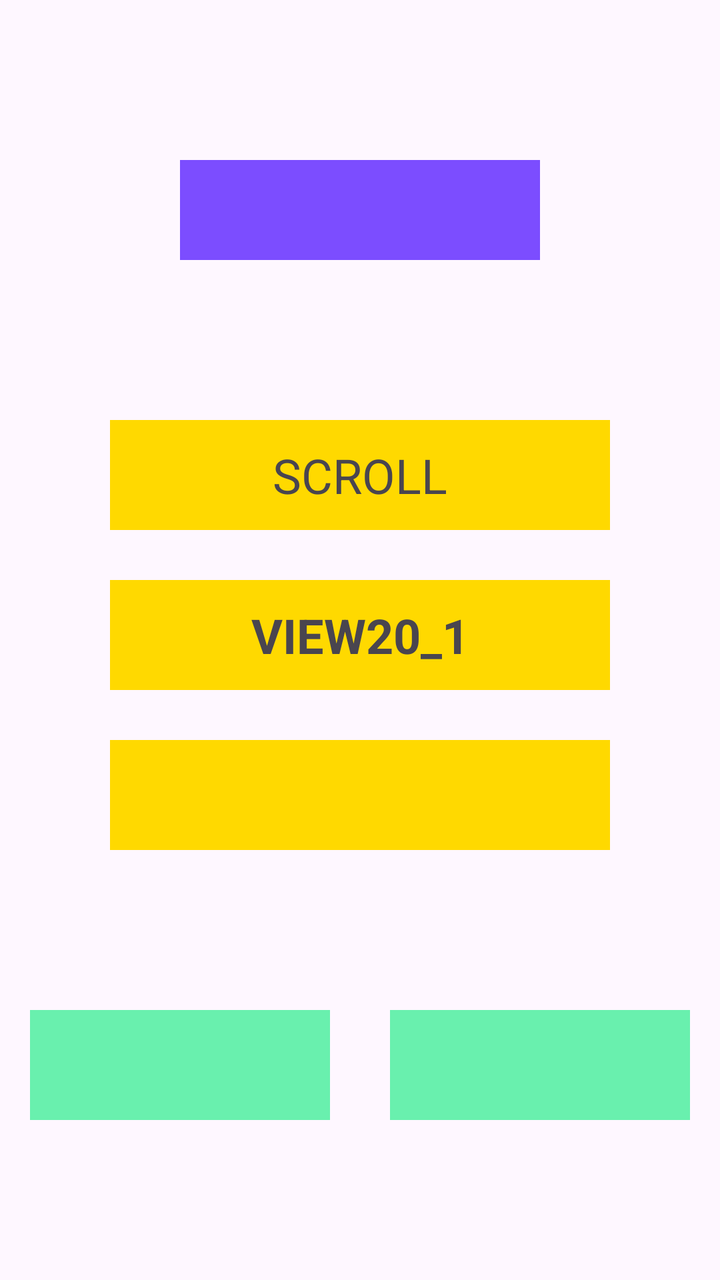
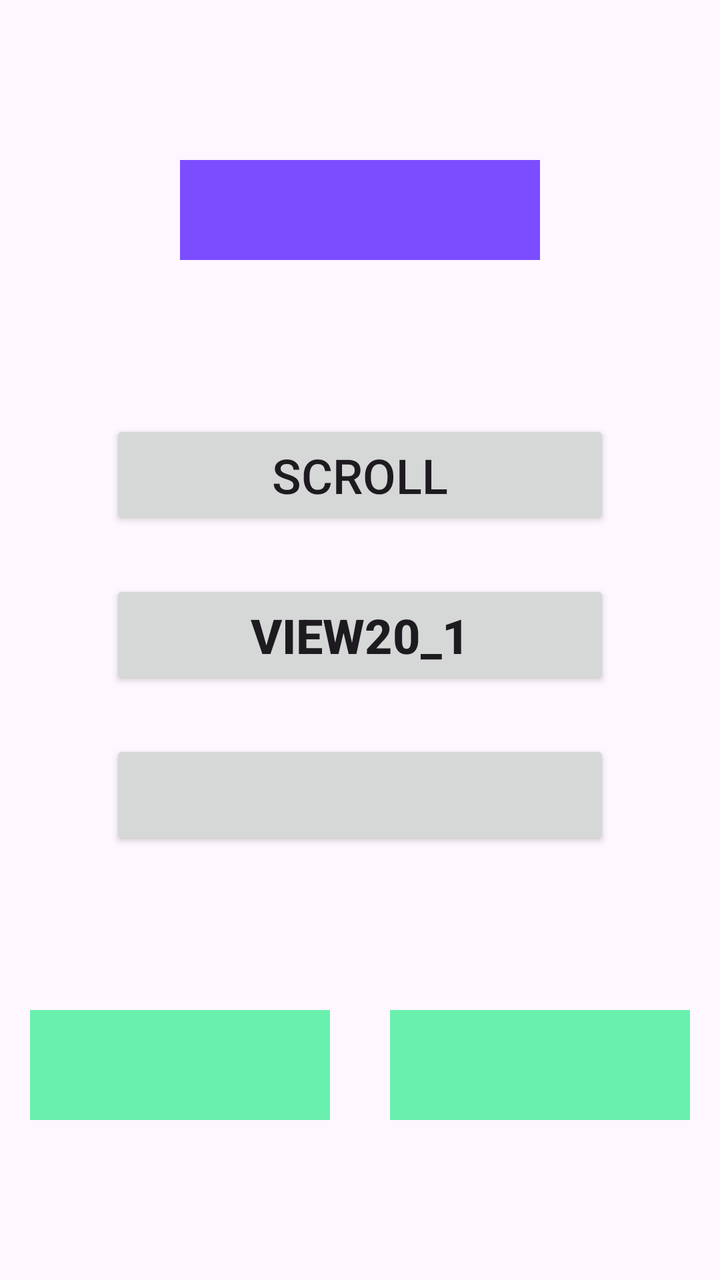

An Android layout rendered at two revisions. The XML below is the earlier revision; the diff shows what the commit changed to produce the second picture.
<!-- AndroidManifest.xml: application theme Theme.Exp4 -->
<!-- res/layout/item.xml -->
<?xml version="1.0" encoding="utf-8"?>
<androidx.constraintlayout.widget.ConstraintLayout xmlns:android="http://schemas.android.com/apk/res/android"
    xmlns:app="http://schemas.android.com/apk/res-auto"
    android:layout_width="match_parent"
    android:layout_height="match_parent">

    <FrameLayout
        android:id="@+id/title"
        android:layout_width="180dp"
        android:layout_height="50dp"
        android:background="#7C4DFF"
        app:layout_constraintBottom_toTopOf="@id/top_barrier"
        app:layout_constraintEnd_toEndOf="parent"
        app:layout_constraintStart_toStartOf="parent"
        app:layout_constraintTop_toTopOf="parent"
        app:layout_constraintVertical_chainStyle="spread" />

    <androidx.constraintlayout.widget.Barrier
        android:id="@+id/top_barrier"
        android:layout_width="wrap_content"
        android:layout_height="wrap_content"
        app:barrierDirection="top"
        app:constraint_referenced_ids="button1,button2,button3" />

    <TextView
        android:id="@+id/button1"
        android:layout_width="250dp"
        android:layout_height="55dp"
        android:background="#FFD900"
        android:gravity="center"
        android:text="SCROLL"
        android:textSize="24sp"
        app:layout_constraintBottom_toTopOf="@id/button2"
        app:layout_constraintEnd_toEndOf="parent"
        app:layout_constraintStart_toStartOf="parent"
        app:layout_constraintTop_toBottomOf="@id/title"
        app:layout_constraintVertical_chainStyle="spread" />


    <TextView
        android:id="@+id/button2"
        android:layout_width="250dp"
        android:layout_height="55dp"
        android:layout_marginTop="25dp"
        android:background="#FFD900"
        app:layout_constraintBottom_toTopOf="@id/button3"
        app:layout_constraintEnd_toEndOf="parent"
        app:layout_constraintStart_toStartOf="parent"
        app:layout_constraintTop_toBottomOf="@id/button1"
        app:layout_constraintVertical_chainStyle="spread"
        android:text="VIEW20_1"
        android:textSize="24sp"
        android:textStyle="bold"
        android:gravity="center"/>

    <FrameLayout
        android:id="@+id/button3"
        android:layout_width="250dp"
        android:layout_height="55dp"
        android:layout_marginTop="25dp"
        android:background="#FFD900"
        app:layout_constraintBottom_toTopOf="@id/box1"
        app:layout_constraintEnd_toEndOf="parent"
        app:layout_constraintStart_toStartOf="parent"
        app:layout_constraintTop_toBottomOf="@id/button2"
        app:layout_constraintVertical_chainStyle="spread" />

    <androidx.constraintlayout.widget.Barrier
        android:id="@+id/bottom_barrier"
        android:layout_width="wrap_content"
        android:layout_height="wrap_content"
        app:barrierDirection="bottom"
        app:constraint_referenced_ids="button1,button2,button3" />

    <FrameLayout
        android:id="@+id/box1"
        android:layout_width="0dp"
        android:layout_height="55dp"
        android:layout_marginStart="15dp"
        android:layout_marginEnd="15dp"
        android:background="#69F0AE"
        app:layout_constraintBottom_toBottomOf="parent"
        app:layout_constraintEnd_toStartOf="@id/box2"
        app:layout_constraintStart_toStartOf="parent"
        app:layout_constraintTop_toBottomOf="@id/bottom_barrier"
        app:layout_constraintVertical_chainStyle="spread" />

    <FrameLayout
        android:id="@+id/box2"
        android:layout_width="0dp"
        android:layout_height="55dp"
        android:layout_marginStart="15dp"
        android:layout_marginEnd="15dp"
        android:layout_weight="50"
        android:background="#69F0AE"
        app:layout_constraintEnd_toEndOf="parent"
        app:layout_constraintStart_toEndOf="@id/box1"
        app:layout_constraintTop_toTopOf="@id/box1"
        app:layout_constraintVertical_chainStyle="spread" />

</androidx.constraintlayout.widget.ConstraintLayout>
<!-- resources referenced by this layout -->
<resources>
  <style name="Theme.Exp4" parent="Base.Theme.Exp4" />
  <style name="Base.Theme.Exp4" parent="Theme.Material3.DayNight.NoActionBar">
          
          
      </style>
</resources>

<!-- the commit's change to res/layout/item.xml (unified diff, before → after) -->
@@ -2,7 +2,8 @@
 <androidx.constraintlayout.widget.ConstraintLayout xmlns:android="http://schemas.android.com/apk/res/android"
     xmlns:app="http://schemas.android.com/apk/res-auto"
     android:layout_width="match_parent"
-    android:layout_height="match_parent">
+    android:layout_height="match_parent"
+    android:id="@+id/root">
 
     <FrameLayout
         android:id="@+id/title"
@@ -22,11 +23,11 @@
         app:barrierDirection="top"
         app:constraint_referenced_ids="button1,button2,button3" />
 
-    <TextView
+    <Button
         android:id="@+id/button1"
         android:layout_width="250dp"
         android:layout_height="55dp"
-        android:background="#FFD900"
+
         android:gravity="center"
         android:text="SCROLL"
         android:textSize="24sp"
@@ -37,12 +38,12 @@
         app:layout_constraintVertical_chainStyle="spread" />
 
 
-    <TextView
+    <Button
         android:id="@+id/button2"
         android:layout_width="250dp"
         android:layout_height="55dp"
         android:layout_marginTop="25dp"
-        android:background="#FFD900"
+
         app:layout_constraintBottom_toTopOf="@id/button3"
         app:layout_constraintEnd_toEndOf="parent"
         app:layout_constraintStart_toStartOf="parent"
@@ -53,12 +54,12 @@
         android:textStyle="bold"
         android:gravity="center"/>
 
-    <FrameLayout
+    <Button
         android:id="@+id/button3"
         android:layout_width="250dp"
         android:layout_height="55dp"
         android:layout_marginTop="25dp"
-        android:background="#FFD900"
+
         app:layout_constraintBottom_toTopOf="@id/box1"
         app:layout_constraintEnd_toEndOf="parent"
         app:layout_constraintStart_toStartOf="parent"
